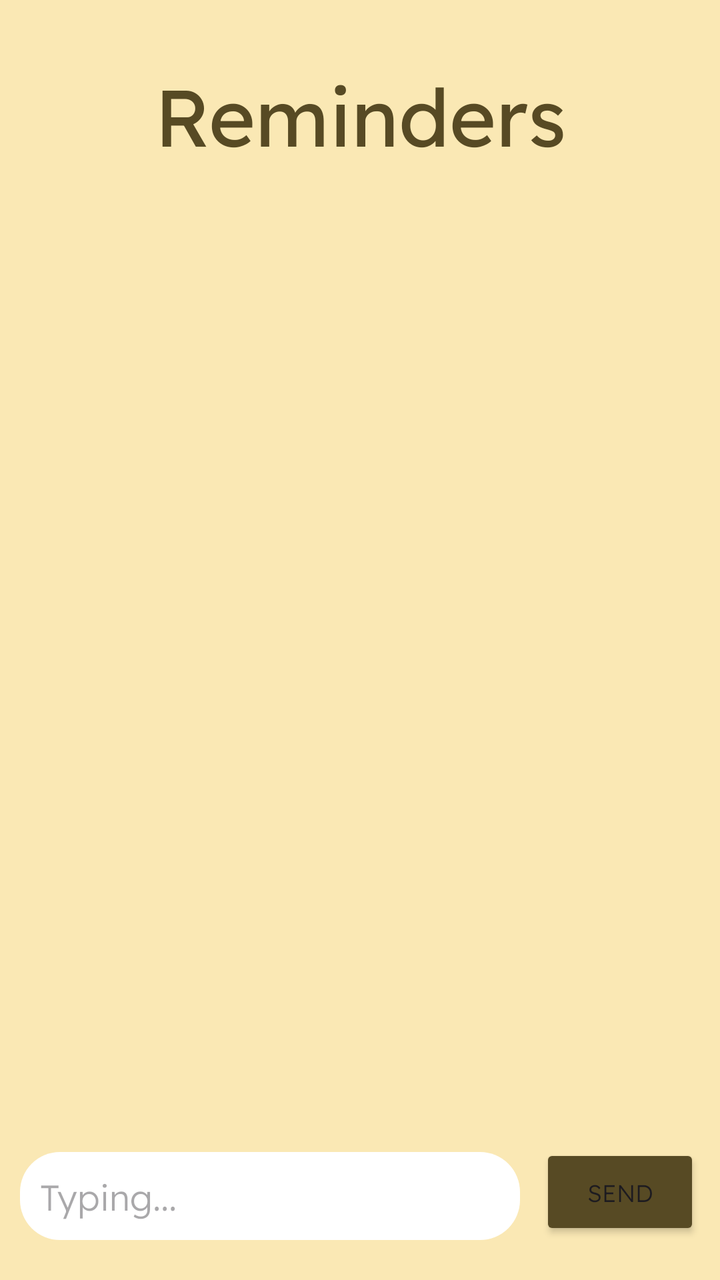
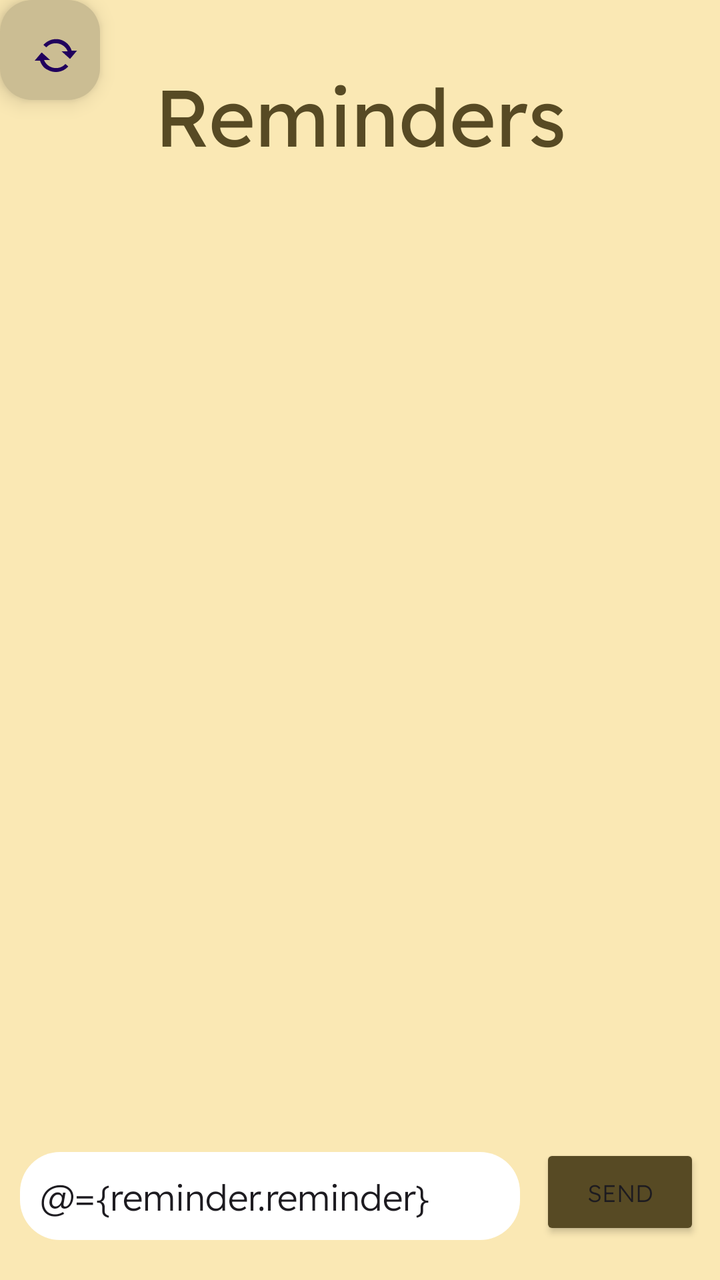

Screens rendered from an Android XML layout before and after an edit, with the pre-edit source and the edit as a unified diff.
<!-- AndroidManifest.xml: application theme Theme.TheBelievers -->
<!-- res/layout/activity_reminder.xml -->
<?xml version="1.0" encoding="utf-8"?>
<androidx.constraintlayout.widget.ConstraintLayout xmlns:android="http://schemas.android.com/apk/res/android"
    xmlns:app="http://schemas.android.com/apk/res-auto"
    xmlns:tools="http://schemas.android.com/tools"
    android:id="@+id/main"
    android:layout_width="match_parent"
    android:layout_height="match_parent"
    android:background="@color/cream"
    tools:context=".ui.reminder.ReminderActivity">

    <TextView
        android:id="@+id/title"
        android:layout_width="wrap_content"
        android:layout_height="wrap_content"
        android:text="Reminders"
        android:fontFamily="@font/lexend_regular"
        android:textColor="#574A24"
        android:textSize="40dp"
        app:layout_constraintEnd_toEndOf="parent"
        app:layout_constraintStart_toStartOf="parent"
        app:layout_constraintTop_toTopOf="parent"
        android:layout_marginTop="30dp"
        />

    <androidx.recyclerview.widget.RecyclerView
        android:layout_width="match_parent"
        android:layout_height="550dp"
        android:layout_marginTop="30dp"
        android:layout_marginBottom="25dp"
        app:layout_constraintBottom_toTopOf="@+id/messagingBox"
        app:layout_constraintEnd_toEndOf="parent"
        app:layout_constraintStart_toStartOf="parent"
        app:layout_constraintTop_toBottomOf="@+id/title"
        tools:listitem="@layout/reminder_item" />

    <EditText
        android:id="@+id/messagingBox"
        android:layout_width="250dp"
        android:layout_height="wrap_content"
        app:layout_constraintBottom_toBottomOf="parent"
        app:layout_constraintStart_toStartOf="parent"
        android:layout_marginBottom="20dp"
        android:layout_marginStart="10dp"
        android:background="@drawable/messaging_shape"
        android:padding="10dp"
        android:fontFamily="@font/lexend_light"
        android:hint="Typing..."
        />

    <Button
        android:layout_width="80dp"
        android:layout_height="wrap_content"
        app:layout_constraintBottom_toBottomOf="parent"
        app:layout_constraintEnd_toEndOf="parent"
        android:textSize="12dp"
        android:text="Send"
        android:fontFamily="@font/lexend_light"
        android:layout_marginEnd="10dp"
        android:layout_marginBottom="20dp"
        android:backgroundTint="@color/brown"

        />




</androidx.constraintlayout.widget.ConstraintLayout>
<!-- res/layout/reminder_item.xml (included above) -->
<?xml version="1.0" encoding="utf-8"?>
<androidx.constraintlayout.widget.ConstraintLayout
    xmlns:android="http://schemas.android.com/apk/res/android"
    xmlns:app="http://schemas.android.com/apk/res-auto"
    android:layout_width="match_parent"
    android:layout_height="wrap_content"

    >

    <androidx.cardview.widget.CardView
        android:id="@+id/cardView"
        android:layout_width="380dp"
        android:layout_height="wrap_content"
        app:layout_constraintTop_toTopOf="parent"
        app:layout_constraintStart_toStartOf="parent"
        app:layout_constraintBottom_toBottomOf="parent"
        android:layout_marginStart="15dp"
        android:layout_marginBottom="40dp"
        >

        <androidx.constraintlayout.widget.ConstraintLayout
            android:layout_width="match_parent"
            android:layout_height="match_parent"
            android:padding="20dp"
            android:background="@drawable/messaging_shape"
            >

            <TextView
                android:id="@+id/reminderLabel"
                android:layout_width="wrap_content"
                android:layout_height="wrap_content"
                android:hint="Message..."
                android:fontFamily="@font/lexend_light"
                app:layout_constraintTop_toTopOf="parent"
                app:layout_constraintBottom_toBottomOf="parent"
                app:layout_constraintStart_toStartOf="parent"
                android:layout_marginStart="10dp"
                android:textSize="20dp"
                />

        </androidx.constraintlayout.widget.ConstraintLayout>
    </androidx.cardview.widget.CardView>





</androidx.constraintlayout.widget.ConstraintLayout>
<!-- resources referenced by this layout -->
<resources>
  <color name="brown">#574A24</color>
  <color name="cream">#FAE8B4</color>
  <!-- drawable messaging_shape (drawable) -->
  <?xml version="1.0" encoding="utf-8"?>
  <shape xmlns:android="http://schemas.android.com/apk/res/android">
      <solid
          android:color="@color/white"
          />
      <corners
          android:radius="20dp"/>
  </shape>
  <style name="Theme.TheBelievers" parent="Base.Theme.TheBelievers" />
  <color name="white">#FFFFFFFF</color>
  <style name="Base.Theme.TheBelievers" parent="Theme.Material3.DayNight.NoActionBar">
          
          
      </style>
</resources>

<!-- the commit's change to res/layout/activity_reminder.xml (unified diff, before → after) -->
@@ -1,116 +1,147 @@
 <?xml version="1.0" encoding="utf-8"?>
-<androidx.constraintlayout.widget.ConstraintLayout xmlns:android="http://schemas.android.com/apk/res/android"
-    xmlns:app="http://schemas.android.com/apk/res-auto"
-    xmlns:tools="http://schemas.android.com/tools"
-    android:id="@+id/main"
-    android:layout_width="match_parent"
-    android:layout_height="match_parent"
-    android:background="@color/cream"
-    tools:context=".ui.reminder.ReminderActivity">
+<layout xmlns:tools="http://schemas.android.com/tools"
+    xmlns:android="http://schemas.android.com/apk/res/android"
+    xmlns:app="http://schemas.android.com/apk/res-auto">
+    <data>
+        <variable
+            name="reminder"
+            type="com.northcoders.thebelievers.model.Reminder" />
 
-    <TextView
-        android:id="@+id/title"
-        android:layout_width="wrap_content"
-        android:layout_height="wrap_content"
-        android:text="Reminders"
-        android:fontFamily="@font/lexend_regular"
-        android:textColor="#574A24"
-        android:textSize="40dp"
-        app:layout_constraintEnd_toEndOf="parent"
-        app:layout_constraintStart_toStartOf="parent"
-        app:layout_constraintTop_toTopOf="parent"
-        android:layout_marginTop="30dp"
-        />
+        <variable
+            name="clickHandler"
+            type="com.northcoders.thebelievers.ui.reminder.ReminderClickHandler" />
+    </data>
+    <androidx.constraintlayout.widget.ConstraintLayout
+        android:id="@+id/main"
+        android:layout_width="match_parent"
+        android:layout_height="match_parent"
+        android:background="@color/cream"
+        tools:context=".ui.reminder.ReminderActivity">
 
-    <androidx.recyclerview.widget.RecyclerView
-        android:layout_width="match_parent"
-        android:layout_height="550dp"
-        android:layout_marginTop="30dp"
-        android:layout_marginBottom="25dp"
-        app:layout_constraintBottom_toTopOf="@+id/messagingBox"
-        app:layout_constraintEnd_toEndOf="parent"
-        app:layout_constraintStart_toStartOf="parent"
-        app:layout_constraintTop_toBottomOf="@+id/title"
-        tools:listitem="@layout/reminder_item" />
+        <TextView
+            android:id="@+id/title"
+            android:layout_width="wrap_content"
+            android:layout_height="wrap_content"
+            android:text="Reminders"
+            android:fontFamily="@font/lexend_regular"
+            android:textColor="#574A24"
+            android:textSize="40dp"
+            app:layout_constraintEnd_toEndOf="parent"
+            app:layout_constraintStart_toStartOf="parent"
+            app:layout_constraintTop_toTopOf="parent"
+            android:layout_marginTop="30dp"
+            />
 
-    <EditText
-        android:id="@+id/messagingBox"
-        android:layout_width="250dp"
-        android:layout_height="wrap_content"
-        app:layout_constraintBottom_toBottomOf="parent"
-        app:layout_constraintStart_toStartOf="parent"
-        android:layout_marginBottom="20dp"
-        android:layout_marginStart="10dp"
-        android:background="@drawable/messaging_shape"
-        android:padding="10dp"
-        android:fontFamily="@font/lexend_light"
-        android:hint="Typing..."
-        />
+        <androidx.recyclerview.widget.RecyclerView
+            android:id="@+id/recyclerView"
+            android:layout_width="match_parent"
+            android:layout_height="0dp"
+            android:layout_marginTop="30dp"
+            android:layout_marginBottom="25dp"
+            app:layout_constraintBottom_toTopOf="@+id/messagingBox"
+            app:layout_constraintEnd_toEndOf="parent"
+            app:layout_constraintStart_toStartOf="parent"
+            app:layout_constraintTop_toBottomOf="@+id/title"
+            tools:listitem="@layout/reminder_item" />
 
-    <Button
-        android:layout_width="80dp"
-        android:layout_height="wrap_content"
-        app:layout_constraintBottom_toBottomOf="parent"
-        app:layout_constraintEnd_toEndOf="parent"
-        android:textSize="12dp"
-        android:text="Send"
-        android:fontFamily="@font/lexend_light"
-        android:layout_marginEnd="10dp"
-        android:layout_marginBottom="20dp"
-        android:backgroundTint="@color/brown"
+        <EditText
+            android:id="@+id/messagingBox"
+            android:layout_width="250dp"
+            android:layout_height="wrap_content"
+            app:layout_constraintBottom_toBottomOf="parent"
+            app:layout_constraintStart_toStartOf="parent"
+            android:text="@={reminder.reminder}"
+            android:layout_marginBottom="20dp"
+            android:layout_marginStart="10dp"
+            android:background="@drawable/messaging_shape"
+            android:padding="10dp"
+            android:fontFamily="@font/lexend_light"
+            android:hint="Typing..."
+            />
 
-        />
+        <Button
+            android:layout_width="80dp"
+            android:layout_height="wrap_content"
+            app:layout_constraintBottom_toBottomOf="parent"
+            app:layout_constraintEnd_toEndOf="parent"
+            android:textSize="12dp"
+            android:text="Send"
+            android:fontFamily="@font/lexend_light"
+            android:layout_marginEnd="10dp"
+            android:layout_marginBottom="20dp"
+            android:backgroundTint="@color/brown"
+            android:onClick="@{clickHandler::submitButton}"
+            />
+
+        <com.google.android.material.floatingactionbutton.FloatingActionButton
+            android:id="@+id/floatingActionButton"
+            android:layout_width="50dp"
+            android:layout_height="50dp"
+            android:clickable="true"
+            android:src="@android:drawable/stat_notify_sync"
+            app:backgroundTint="#CBBD93"
+            app:layout_constraintStart_toStartOf="parent"
+            app:layout_constraintTop_toTopOf="parent"
+            android:onClick="@{clickHandler::refreshPage}"
+            />
 
 
-
-
-</androidx.constraintlayout.widget.ConstraintLayout>
+    </androidx.constraintlayout.widget.ConstraintLayout>
+</layout>
 <!-- res/layout/reminder_item.xml (included above) -->
 <?xml version="1.0" encoding="utf-8"?>
-<androidx.constraintlayout.widget.ConstraintLayout
-    xmlns:android="http://schemas.android.com/apk/res/android"
-    xmlns:app="http://schemas.android.com/apk/res-auto"
-    android:layout_width="match_parent"
-    android:layout_height="wrap_content"
+<layout>
+    <data>
+        <variable
+            name="reminder"
+            type="com.northcoders.thebelievers.model.Reminder" />
+    </data>
+    <androidx.constraintlayout.widget.ConstraintLayout
+        xmlns:android="http://schemas.android.com/apk/res/android"
+        xmlns:app="http://schemas.android.com/apk/res-auto"
+        android:layout_width="match_parent"
+        android:layout_height="wrap_content"
 
-    >
-
-    <androidx.cardview.widget.CardView
-        android:id="@+id/cardView"
-        android:layout_width="380dp"
-        android:layout_height="wrap_content"
-        app:layout_constraintTop_toTopOf="parent"
-        app:layout_constraintStart_toStartOf="parent"
-        app:layout_constraintBottom_toBottomOf="parent"
-        android:layout_marginStart="15dp"
-        android:layout_marginBottom="40dp"
         >
 
-        <androidx.constraintlayout.widget.ConstraintLayout
-            android:layout_width="match_parent"
-            android:layout_height="match_parent"
-            android:padding="20dp"
-            android:background="@drawable/messaging_shape"
+        <androidx.cardview.widget.CardView
+            android:id="@+id/cardView"
+            android:layout_width="380dp"
+            android:layout_height="wrap_content"
+            app:layout_constraintTop_toTopOf="parent"
+            app:layout_constraintStart_toStartOf="parent"
+            app:layout_constraintBottom_toBottomOf="parent"
+            app:layout_constraintEnd_toEndOf="parent"
+            android:layout_marginBottom="40dp"
             >
 
-            <TextView
-                android:id="@+id/reminderLabel"
-                android:layout_width="wrap_content"
-                android:layout_height="wrap_content"
-                android:hint="Message..."
-                android:fontFamily="@font/lexend_light"
-                app:layout_constraintTop_toTopOf="parent"
-                app:layout_constraintBottom_toBottomOf="parent"
-                app:layout_constraintStart_toStartOf="parent"
-                android:layout_marginStart="10dp"
-                android:textSize="20dp"
-                />
+            <androidx.constraintlayout.widget.ConstraintLayout
+                android:layout_width="match_parent"
+                android:layout_height="match_parent"
+                android:padding="20dp"
+                android:background="@drawable/messaging_shape"
+                >
 
-        </androidx.constraintlayout.widget.ConstraintLayout>
-    </androidx.cardview.widget.CardView>
+                <TextView
+                    android:id="@+id/reminderLabel"
+                    android:layout_width="wrap_content"
+                    android:layout_height="wrap_content"
+                    android:hint="Message..."
+                    android:text="@{reminder.reminder}"
+                    android:fontFamily="@font/lexend_light"
+                    app:layout_constraintTop_toTopOf="parent"
+                    app:layout_constraintBottom_toBottomOf="parent"
+                    app:layout_constraintStart_toStartOf="parent"
+                    android:layout_marginStart="10dp"
+                    android:textSize="20dp"
+                    />
+
+            </androidx.constraintlayout.widget.ConstraintLayout>
+        </androidx.cardview.widget.CardView>
 
 
 
 
 
-</androidx.constraintlayout.widget.ConstraintLayout>
+    </androidx.constraintlayout.widget.ConstraintLayout>
+</layout>
